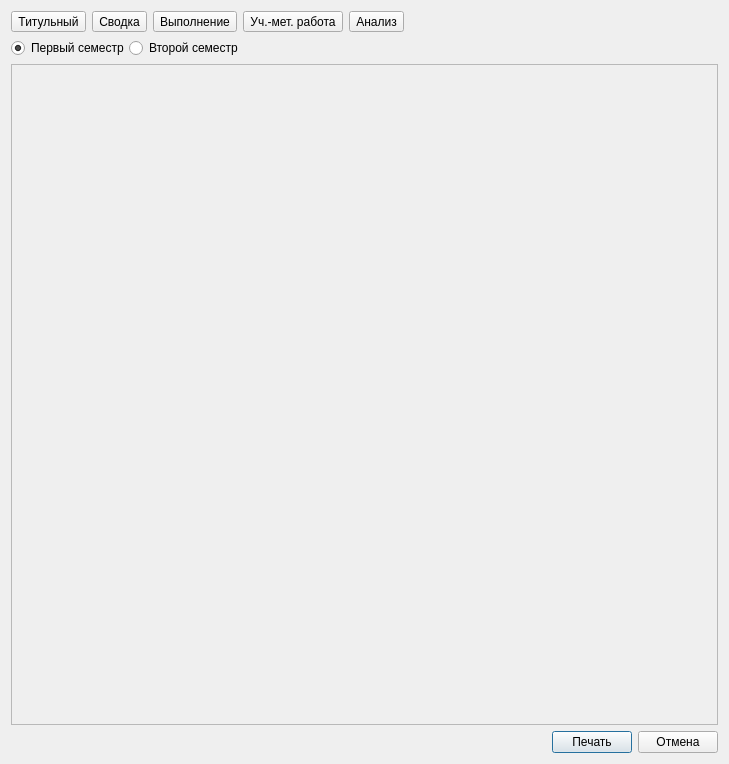
First picture: the form in client/src/print/printform.ui, repository rainovskyqt/teacher_plan, before the edit.
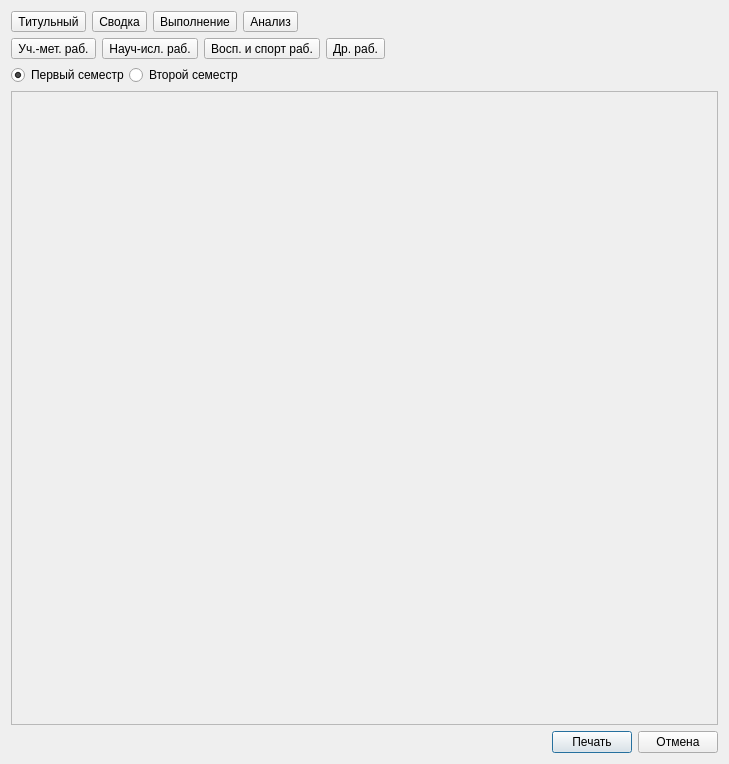
Second picture: the form after the edit.

The edit to the form file:
```diff
--- a/client/src/print/printform.ui
+++ b/client/src/print/printform.ui
@@ -37,13 +37,6 @@
        </property>
       </widget>
      </item>
-     <item>
-      <widget class="QToolButton" name="btn_workMethodic">
-       <property name="text">
-        <string>Уч.-мет. работа</string>
-       </property>
-      </widget>
-     </item>
      <item>
       <widget class="QToolButton" name="btn_analisis">
        <property name="text">
@@ -66,6 +59,51 @@
      </item>
     </layout>
    </item>
+   <item>
+    <layout class="QHBoxLayout" name="horizontalLayout_4">
+     <item>
+      <widget class="QToolButton" name="btn_workMethodic">
+       <property name="text">
+        <string>Уч.-мет. раб.</string>
+       </property>
+      </widget>
+     </item>
+     <item>
+      <widget class="QToolButton" name="btn_researchingWork">
+       <property name="text">
+        <string>Науч-исл. раб.</string>
+       </property>
+      </widget>
+     </item>
+     <item>
+      <widget class="QToolButton" name="btn_sportWork">
+       <property name="text">
+        <string>Восп. и спорт раб.</string>
+       </property>
+      </widget>
+     </item>
+     <item>
+      <widget class="QToolButton" name="btn_otherWork">
+       <property name="text">
+        <string>Др. раб.</string>
+       </property>
+      </widget>
+     </item>
+     <item>
+      <spacer name="horizontalSpacer_4">
+       <property name="orientation">
+        <enum>Qt::Horizontal</enum>
+       </property>
+       <property name="sizeHint" stdset="0">
+        <size>
+         <width>40</width>
+         <height>20</height>
+        </size>
+       </property>
+      </spacer>
+     </item>
+    </layout>
+   </item>
    <item>
     <widget class="QWidget" name="w_semester" native="true">
      <layout class="QVBoxLayout" name="verticalLayout_3">
@@ -132,7 +170,7 @@
         <x>0</x>
         <y>0</y>
         <width>709</width>
-        <height>648</height>
+        <height>616</height>
        </rect>
       </property>
       <layout class="QVBoxLayout" name="verticalLayout">
```
